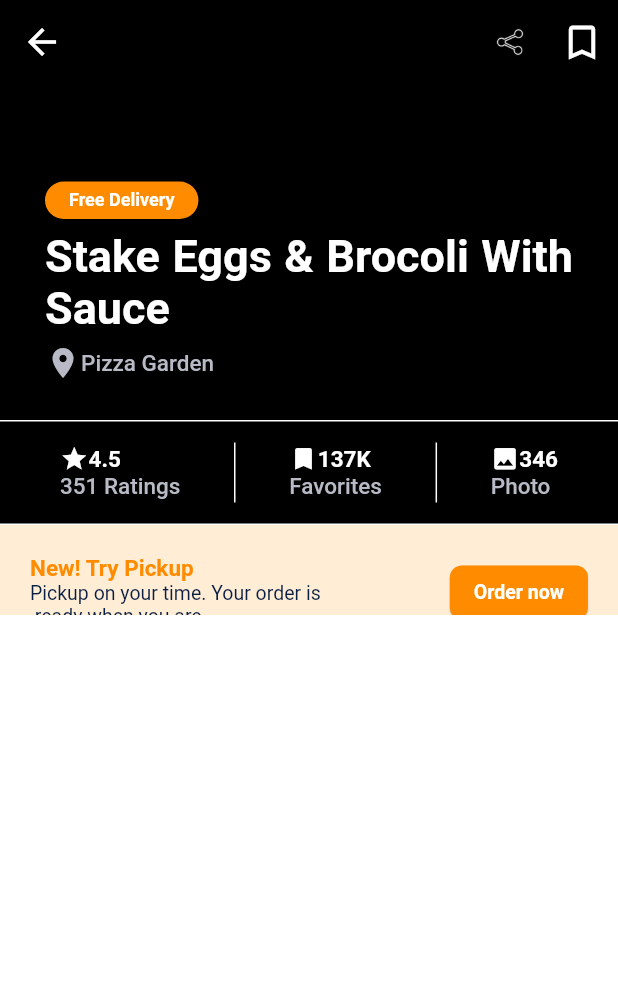
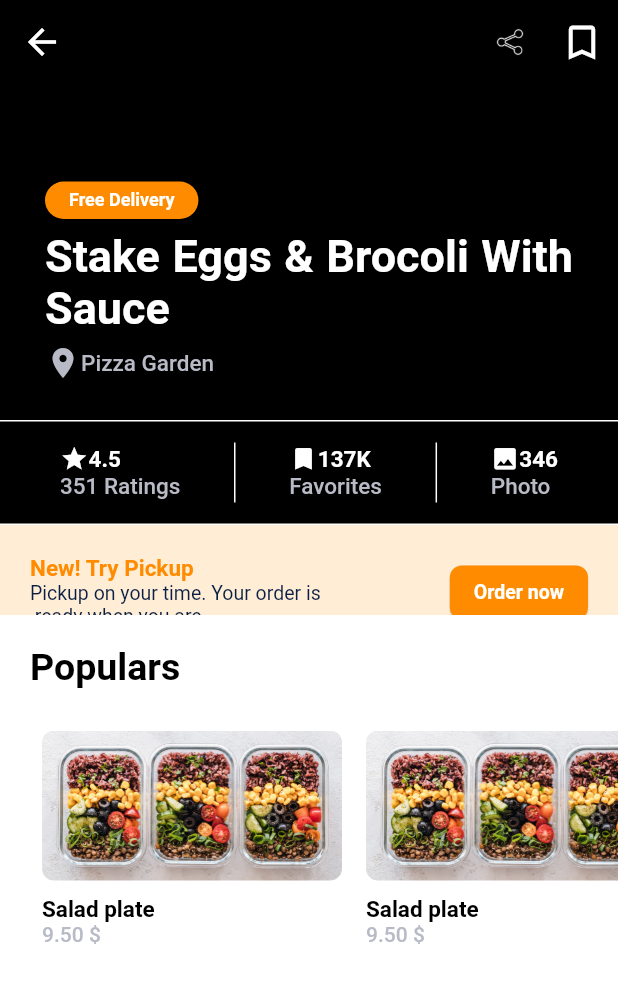
Before and after one commit to didierganthier/vroom-draft, a Flutter app: the PlaceDetailPage screen opened by its route, on a phone screen of 412 x 824 dp. Shown: the top 983 px of the screen. Run offline on Flutter 3.47's test engine with Material 2 defaults, Android fonts, the phone set to English and light mode, and no system bars; our stand-ins replace cached_network_image, fancy_bottom_navigation, flutter_swiper, line_awesome_icons; network calls fail.

Commit message:
place page

```diff
--- a/lib/src/features/presentation/place_detail_page/View/place_detail_page.dart
+++ b/lib/src/features/presentation/place_detail_page/View/place_detail_page.dart
@@ -1,5 +1,6 @@
 import 'package:flutter/material.dart';
 import 'package:vroom/src/colors/colors.dart';
+import 'package:vroom/src/features/presentation/widgets/Headers/header_double.dart';
 import 'package:vroom/src/features/presentation/widgets/Headers/header_text.dart';
 import 'package:vroom/src/features/presentation/widgets/backButtons/back_button.dart';
 
@@ -55,6 +56,14 @@ class PlaceDetailPage extends StatelessWidget {
                 onPressed: () {},
               )
             ],
+          ),
+          SliverList(
+              delegate: SliverChildListDelegate(
+                [
+                 _headers(texto: 'Populars'),
+                  _sliderCards()
+                ]
+              )
           )
         ],
       ),
@@ -220,3 +229,49 @@ Widget _offerBanner() {
     ),
   );
 }
+
+Widget _headers({ texto: String }) {
+  return Container(
+    margin: EdgeInsets.symmetric(vertical: 20.0),
+    padding: EdgeInsets.symmetric(horizontal: 20.0),
+      child: headerDoubleText(textHeader: texto, textAction: ''),
+  );
+}
+
+Widget _sliderCards() {
+   return Container(
+    height: 210,
+     padding: EdgeInsets.only(left: 20.0),
+    child: ListView.builder(
+        scrollDirection: Axis.horizontal,
+        itemBuilder: (BuildContext context, int index) {
+          return _cards();
+        }
+    ),
+  );
+}
+
+Widget _cards() {
+  return Container(
+    margin: EdgeInsets.all(8.0),
+    child: Column(
+      crossAxisAlignment: CrossAxisAlignment.start,
+      children: [
+        ClipRRect(
+          borderRadius: BorderRadius.circular(8.0),
+          child: Image(
+            width: 200.0,
+            height: 100.0,
+            fit: BoxFit.cover,
+            image: AssetImage('assets/salads.jpg'),
+          ),
+        ),
+        Container(
+            margin: EdgeInsets.only(top: 10),
+            child: headerText(texto: 'Salad plate', fontWeight: FontWeight.bold, fontsize: 15.0)),
+        Container(
+            alignment: Alignment.centerLeft,
+            child: headerText(texto: '9.50 \$', fontWeight: FontWeight.w500, fontsize: 14.0, color: gris))
+      ],),
+  );
+}
```
Also changed, not shown: assets/salads.jpg (added).
